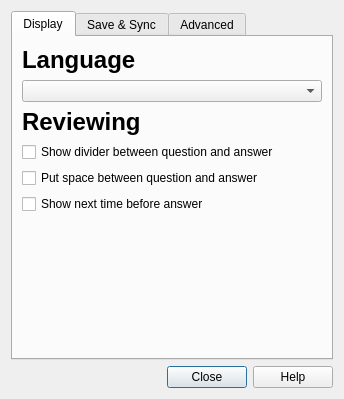
This is designer/preferences.ui in ludiosarchive/anki as Qt 5 draws it before an edit. The edited form follows.
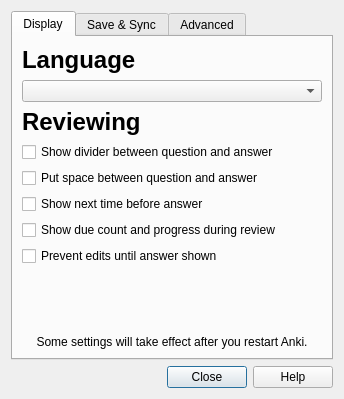
This is the edited form.

Diff of the .ui file:
```diff
--- a/designer/preferences.ui
+++ b/designer/preferences.ui
@@ -22,14 +22,6 @@
       <number>0</number>
      </property>
      <widget class="QWidget" name="tab_1" >
-      <property name="geometry" >
-       <rect>
-        <x>0</x>
-        <y>0</y>
-        <width>304</width>
-        <height>333</height>
-       </rect>
-      </property>
       <attribute name="title" >
        <string>Display</string>
       </attribute>
@@ -97,6 +89,20 @@
          </property>
         </widget>
        </item>
+       <item>
+        <widget class="QCheckBox" name="showProgress" >
+         <property name="text" >
+          <string>Show due count and progress during review</string>
+         </property>
+        </widget>
+       </item>
+       <item>
+        <widget class="QCheckBox" name="preventEdits" >
+         <property name="text" >
+          <string>Prevent edits until answer shown</string>
+         </property>
+        </widget>
+       </item>
        <item>
         <spacer name="verticalSpacer" >
          <property name="orientation" >
@@ -110,6 +116,16 @@
          </property>
         </spacer>
        </item>
+       <item>
+        <widget class="QLabel" name="label_3" >
+         <property name="text" >
+          <string>Some settings will take effect after you restart Anki.</string>
+         </property>
+         <property name="alignment" >
+          <set>Qt::AlignCenter</set>
+         </property>
+        </widget>
+       </item>
       </layout>
      </widget>
      <widget class="QWidget" name="tab_2" >
```
Left out of the diff: 34 changed lines with no effect on the pictures.
